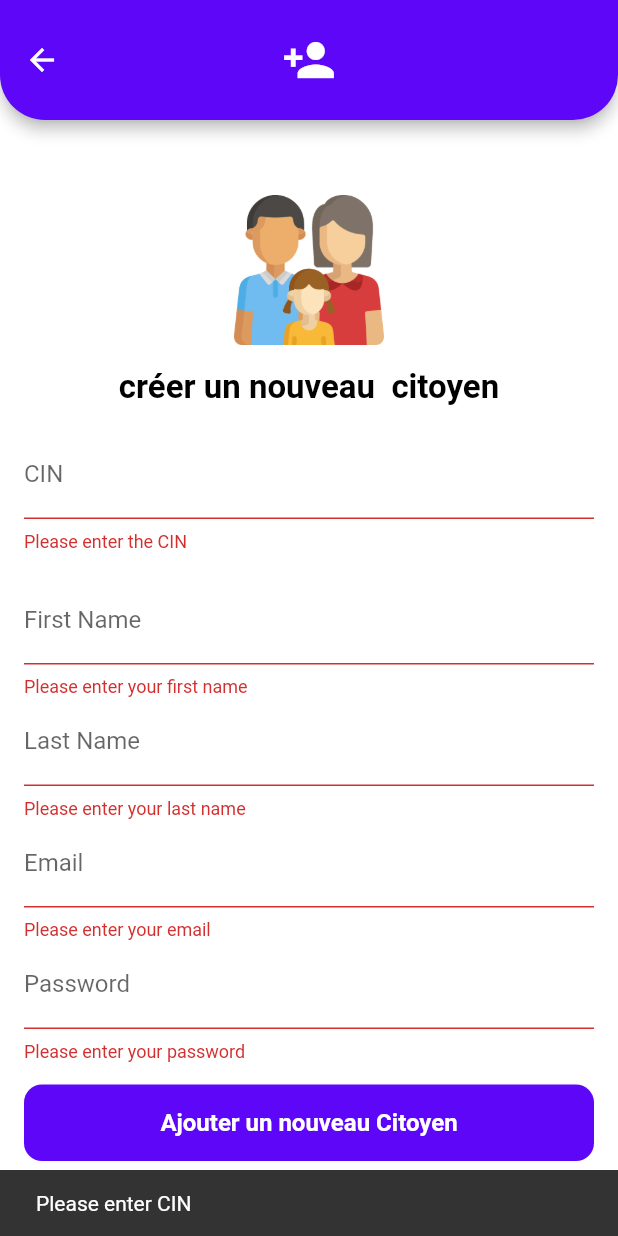
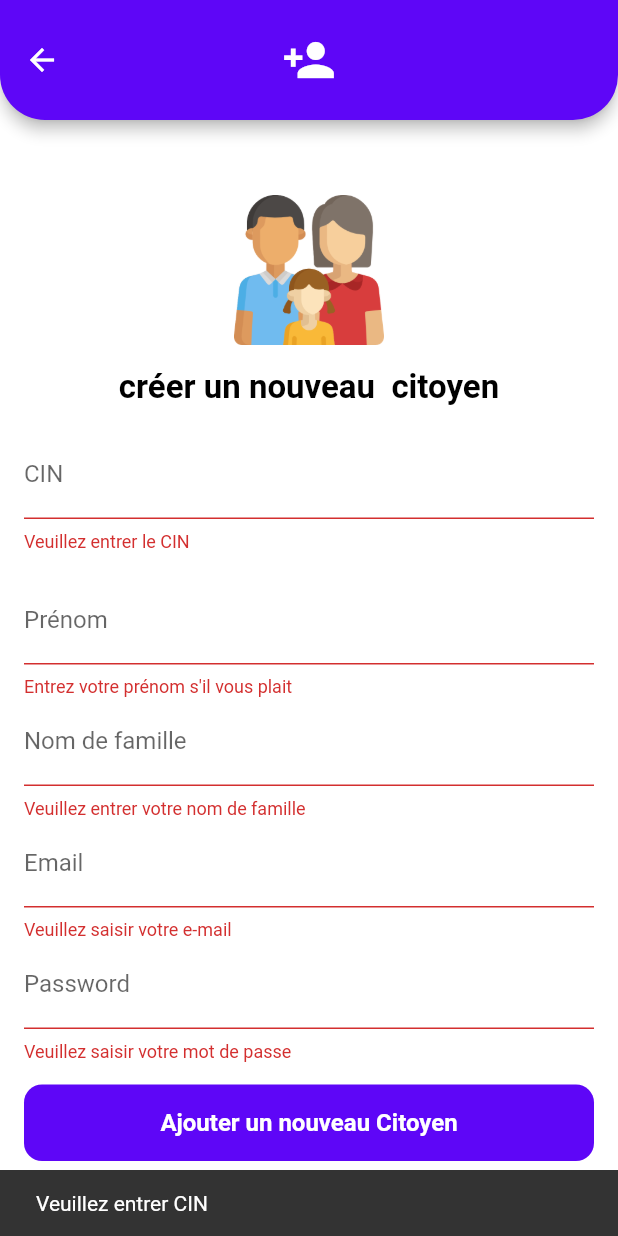
Before and after one commit to tessiku/repository, a Flutter app: the AddPerson screen opened directly, after a tap on "Ajouter un nouveau Citoyen", on a phone screen of 412 x 824 dp. Run offline on Flutter 3.47's test engine with Material 2 defaults, Android fonts, the light colour scheme and no system bars; our stand-ins replace cloud_firestore, firebase_auth, firebase_core, flutter_form_builder, flutter_spinkit, flutter_staggered_animations and 3 more; missing offline and left inert: fab_circular_menu, kommunicate_flutter, particles_flutter; accounts and stored records are empty; network calls fail; statements that could not run were skipped.

Commit message:
31/05/2023

```diff
--- a/lib/login/Admin/dash2.dart
+++ b/lib/login/Admin/dash2.dart
@@ -49,7 +49,7 @@ class RegionCitoyen extends StatelessWidget {
                   crossAxisAlignment: CrossAxisAlignment.start,
                   children: [
                     Card(
-                      color: Color.fromARGB(238, 97, 93, 96),
+                      color: Color.fromARGB(237, 63, 63, 100),
                       child: Padding(
                         padding: const EdgeInsets.all(8.0),
                         child: Center(
--- a/lib/login/Work/AddPerson.dart
+++ b/lib/login/Work/AddPerson.dart
@@ -47,14 +47,15 @@ class _AddPersonState extends State<AddPerson> {
       final cin = _cinController.text.trim();
       if (cin.isEmpty) {
         ScaffoldMessenger.of(context).showSnackBar(
-          SnackBar(content: Text('Please enter CIN')),
+          SnackBar(content: Text('Veuillez saisir le CIN')),
         );
       } else {
         final existingCollection = await checkCollectionExists('Citoyen');
 
         if (existingCollection != null) {
           ScaffoldMessenger.of(context).showSnackBar(
-            SnackBar(content: Text('The person with CIN $cin already exists!')),
+            SnackBar(
+                content: Text('La personne atteinte de CIN $cin existe déjà!')),
           );
         } else {
           try {
@@ -114,7 +115,7 @@ class _AddPersonState extends State<AddPerson> {
             ScaffoldMessenger.of(context).showSnackBar(
               SnackBar(
                 content: Text(
-                    'The person with CIN $cin has been created successfully!'),
+                    'La personne atteinte de CIN $cin a été créé avec succès!'),
               ),
             );
 
@@ -141,7 +142,8 @@ class _AddPersonState extends State<AddPerson> {
 
             ScaffoldMessenger.of(context).showSnackBar(
               SnackBar(
-                content: Text('An error occurred. Please try again later.'),
+                content: Text(
+                    'Une erreur s\'est produite. Veuillez réessayer plus tard.'),
               ),
             );
           } finally {
@@ -153,7 +155,7 @@ class _AddPersonState extends State<AddPerson> {
       }
     } else {
       ScaffoldMessenger.of(context).showSnackBar(
-        SnackBar(content: Text('Please enter CIN')),
+        SnackBar(content: Text('Veuillez entrer CIN')),
       );
     }
   }
@@ -224,13 +226,13 @@ class _AddPersonState extends State<AddPerson> {
                       ),
                       validator: (String? value) {
                         if (value == null || value.isEmpty) {
-                          return 'Please enter the CIN';
+                          return 'Veuillez entrer le CIN';
                         }
                         if (value.length != 8) {
-                          return 'CIN must have 8 characters';
+                          return 'CIN doit avoir 8 caractères';
                         }
                         if (!isNumeric(value)) {
-                          return 'CIN must contain only numeric characters';
+                          return 'Le CIN ne doit contenir que des caractères numériques';
                         }
                         return null;
                       },
@@ -239,11 +241,11 @@ class _AddPersonState extends State<AddPerson> {
                   TextFormField(
                     controller: _firstNameController,
                     decoration: InputDecoration(
-                      labelText: 'First Name',
+                      labelText: 'Prénom',
                     ),
                     validator: (value) {
                       if (value == null || value.isEmpty) {
-                        return 'Please enter your first name';
+                        return 'Entrez votre prénom s\'il vous plait';
                       }
                       return null;
                     },
@@ -251,11 +253,11 @@ class _AddPersonState extends State<AddPerson> {
                   TextFormField(
                     controller: _lastNameController,
                     decoration: InputDecoration(
-                      labelText: 'Last Name',
+                      labelText: 'Nom de famille',
                     ),
                     validator: (value) {
                       if (value == null || value.isEmpty) {
-                        return 'Please enter your last name';
+                        return 'Veuillez entrer votre nom de famille';
                       }
                       return null;
                     },
@@ -267,10 +269,10 @@ class _AddPersonState extends State<AddPerson> {
                     ),
                     validator: (value) {
                       if (value == null || value.isEmpty) {
-                        return 'Please enter your email';
+                        return 'Veuillez saisir votre e-mail';
                       }
                       if (!value.contains('@') || !value.contains('.')) {
-                        return 'Invalid email address';
+                        return 'Adresse e-mail invalide';
                       }
                       return null;
                     },
@@ -283,7 +285,7 @@ class _AddPersonState extends State<AddPerson> {
                     ),
                     validator: (value) {
                       if (value == null || value.isEmpty) {
-                        return 'Please enter your password';
+                        return 'Veuillez saisir votre mot de passe';
                       }
                       return null;
                     },
```
Also changed, not shown: lib/login/HomePageLogin.dart (+7 -7 lines), lib/services/Cin_Collector.dart (+6 -6 lines).
